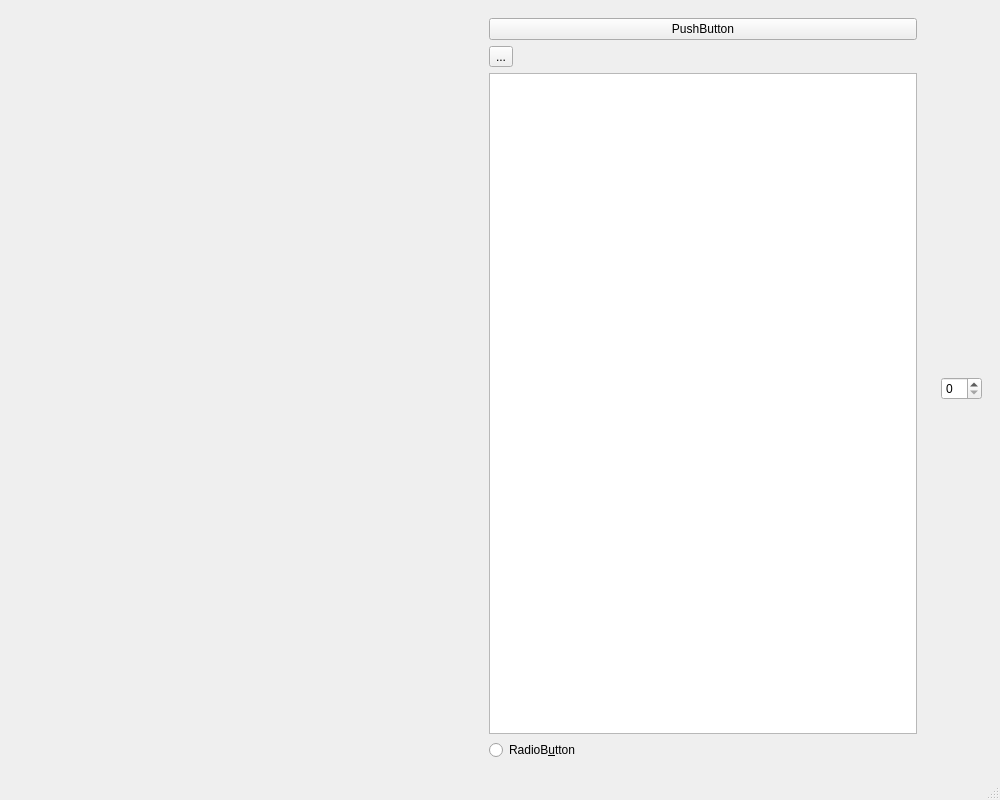
Old version of the form iotpentool/gui/main_gui.ui in the repository sarunasil/iotPenTool.
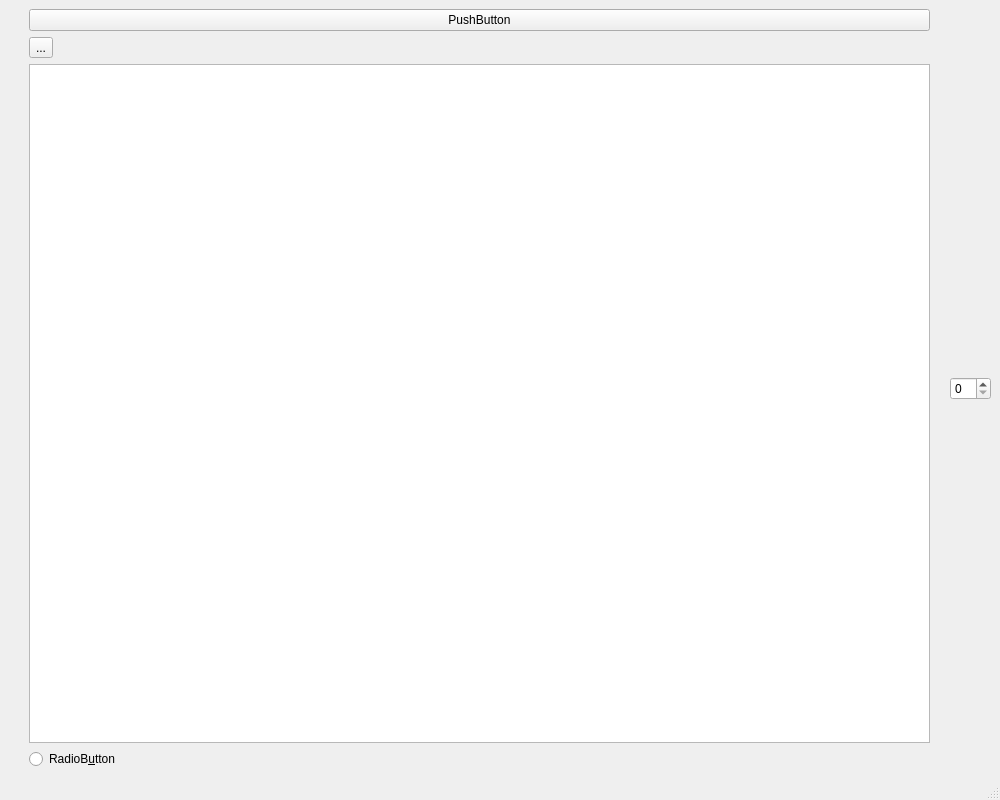
New version of the form.

The edit to the form file:
```diff
--- a/iotpentool/gui/main_gui.ui
+++ b/iotpentool/gui/main_gui.ui
@@ -27,6 +27,21 @@
   </property>
   <widget class="QWidget" name="centralwidget">
    <layout class="QHBoxLayout" name="root_layout">
+    <property name="spacing">
+     <number>2</number>
+    </property>
+    <property name="leftMargin">
+     <number>0</number>
+    </property>
+    <property name="topMargin">
+     <number>0</number>
+    </property>
+    <property name="rightMargin">
+     <number>0</number>
+    </property>
+    <property name="bottomMargin">
+     <number>0</number>
+    </property>
     <item>
      <widget class="QWidget" name="module_bar" native="true">
       <layout class="QVBoxLayout" name="verticalLayout_2">
@@ -36,19 +51,6 @@
       </layout>
      </widget>
     </item>
-    <item>
-     <spacer name="horizontalSpacer">
-      <property name="orientation">
-       <enum>Qt::Horizontal</enum>
-      </property>
-      <property name="sizeHint" stdset="0">
-       <size>
-        <width>40</width>
-        <height>20</height>
-       </size>
-      </property>
-     </spacer>
-    </item>
     <item>
      <widget class="QWidget" name="central" native="true">
       <layout class="QGridLayout" name="gridLayout_2">
```
